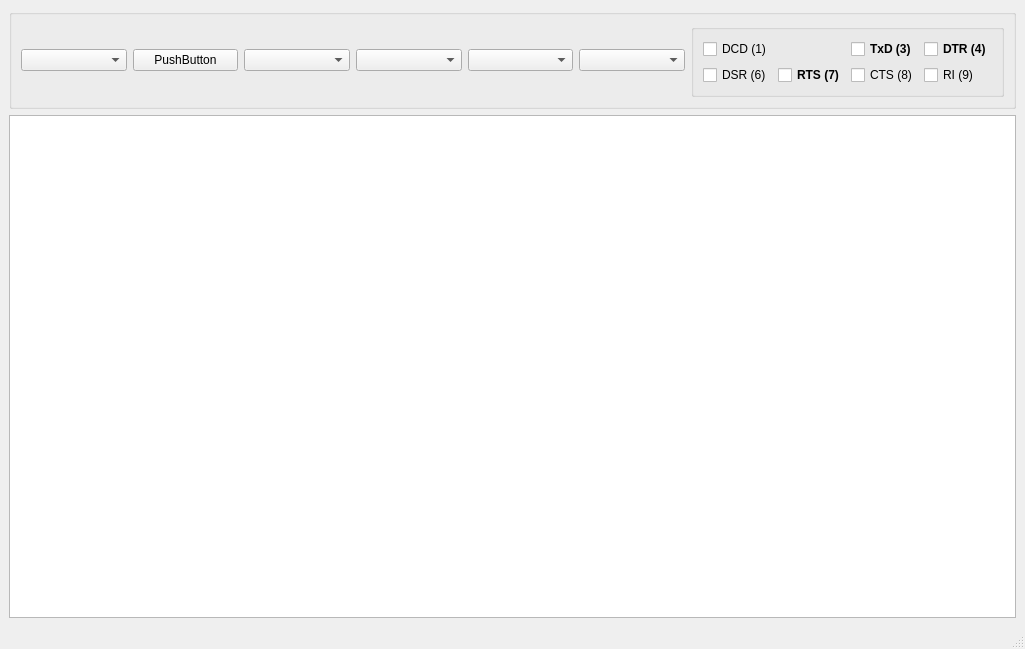
Above: mainwindow.ui from mateuszboryn/serial-terminal before the change. Below: the same form after it.
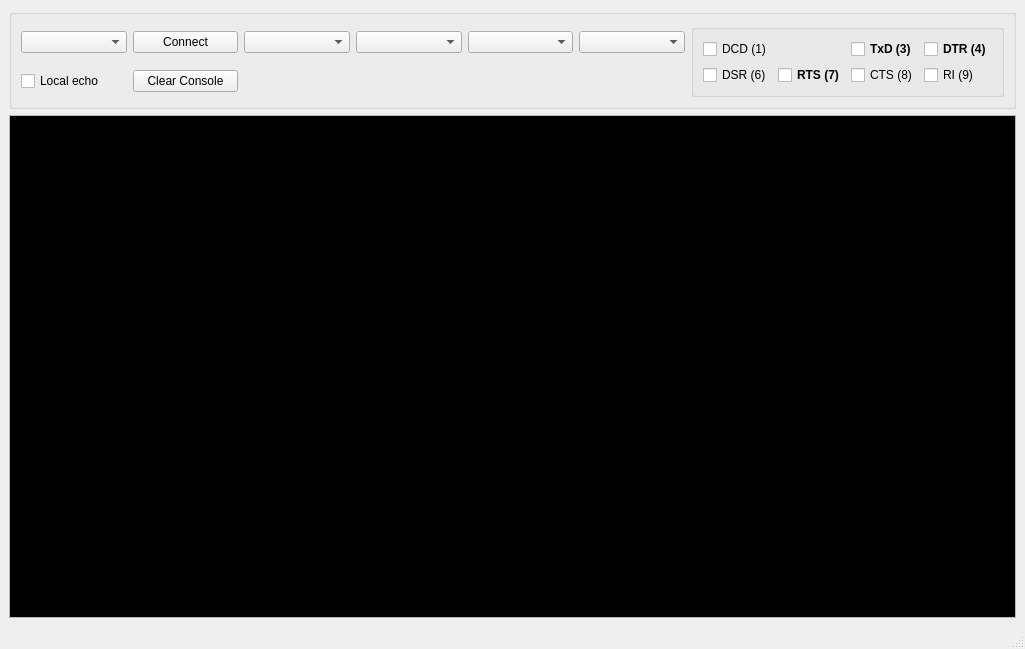
That is the form after the change.

Commit message: local echo, clear console, UI fixes, packaging for Linux WIP

The edit to the form file:
```diff
--- a/mainwindow.ui
+++ b/mainwindow.ui
@@ -20,30 +20,37 @@
       <property name="title">
        <string/>
       </property>
-      <layout class="QHBoxLayout" name="horizontalLayout">
-       <item>
+      <layout class="QGridLayout" name="gridLayout_2">
+       <item row="0" column="4">
+        <widget class="QComboBox" name="parityCb"/>
+       </item>
+       <item row="0" column="0">
         <widget class="QComboBox" name="portCB"/>
        </item>
-       <item>
+       <item row="0" column="3">
+        <widget class="QComboBox" name="dataBitsCb"/>
+       </item>
+       <item row="0" column="1">
         <widget class="QPushButton" name="connectBtn">
          <property name="text">
-          <string>PushButton</string>
+          <string>Connect</string>
          </property>
         </widget>
        </item>
-       <item>
+       <item row="0" column="2">
         <widget class="QComboBox" name="baudRateCb"/>
        </item>
-       <item>
-        <widget class="QComboBox" name="dataBitsCb"/>
-       </item>
-       <item>
-        <widget class="QComboBox" name="parityCb"/>
-       </item>
-       <item>
+       <item row="0" column="5">
         <widget class="QComboBox" name="stopBitsCb"/>
        </item>
-       <item>
+       <item row="1" column="0">
+        <widget class="QCheckBox" name="localEchoCb">
+         <property name="text">
+          <string>Local echo</string>
+         </property>
+        </widget>
+       </item>
+       <item row="0" column="6" rowspan="2">
         <widget class="QGroupBox" name="groupBox_2">
          <property name="title">
           <string/>
@@ -119,11 +126,196 @@
          </layout>
         </widget>
        </item>
+       <item row="1" column="1">
+        <widget class="QPushButton" name="clearConsolePb">
+         <property name="text">
+          <string>Clear Console</string>
+         </property>
+        </widget>
+       </item>
       </layout>
      </widget>
     </item>
     <item>
-     <widget class="QPlainTextEdit" name="console"/>
+     <widget class="QPlainTextEdit" name="console">
+      <property name="palette">
+       <palette>
+        <active>
+         <colorrole role="Light">
+          <brush brushstyle="SolidPattern">
+           <color alpha="255">
+            <red>255</red>
+            <green>255</green>
+            <blue>255</blue>
+           </color>
+          </brush>
+         </colorrole>
+         <colorrole role="Text">
+          <brush brushstyle="SolidPattern">
+           <color alpha="255">
+            <red>143</red>
+            <green>240</green>
+            <blue>164</blue>
+           </color>
+          </brush>
+         </colorrole>
+         <colorrole role="Base">
+          <brush brushstyle="SolidPattern">
+           <color alpha="255">
+            <red>0</red>
+            <green>0</green>
+            <blue>0</blue>
+           </color>
+          </brush>
+         </colorrole>
+         <colorrole role="HighlightedText">
+          <brush brushstyle="SolidPattern">
+           <color alpha="255">
+            <red>222</red>
+            <green>221</green>
+            <blue>218</blue>
+           </color>
+          </brush>
+         </colorrole>
+         <colorrole role="AlternateBase">
+          <brush brushstyle="SolidPattern">
+           <color alpha="255">
+            <red>192</red>
+            <green>191</green>
+            <blue>188</blue>
+           </color>
+          </brush>
+         </colorrole>
+         <colorrole role="PlaceholderText">
+          <brush brushstyle="SolidPattern">
+           <color alpha="128">
+            <red>143</red>
+            <green>240</green>
+            <blue>164</blue>
+           </color>
+          </brush>
+         </colorrole>
+        </active>
+        <inactive>
+         <colorrole role="Light">
+          <brush brushstyle="SolidPattern">
+           <color alpha="255">
+            <red>255</red>
+            <green>255</green>
+            <blue>255</blue>
+           </color>
+          </brush>
+         </colorrole>
+         <colorrole role="Text">
+          <brush brushstyle="SolidPattern">
+           <color alpha="255">
+            <red>143</red>
+            <green>240</green>
+            <blue>164</blue>
+           </color>
+          </brush>
+         </colorrole>
+         <colorrole role="Base">
+          <brush brushstyle="SolidPattern">
+           <color alpha="255">
+            <red>0</red>
+            <green>0</green>
+            <blue>0</blue>
+           </color>
+          </brush>
+         </colorrole>
+         <colorrole role="HighlightedText">
+          <brush brushstyle="SolidPattern">
+           <color alpha="255">
+            <red>222</red>
+            <green>221</green>
+            <blue>218</blue>
+           </color>
+          </brush>
+         </colorrole>
+         <colorrole role="AlternateBase">
+          <brush brushstyle="SolidPattern">
+           <color alpha="255">
+            <red>192</red>
+            <green>191</green>
+            <blue>188</blue>
+           </color>
+          </brush>
+         </colorrole>
+         <colorrole role="PlaceholderText">
+          <brush brushstyle="SolidPattern">
+           <color alpha="128">
+            <red>143</red>
+            <green>240</green>
+            <blue>164</blue>
+           </color>
+          </brush>
+         </colorrole>
+        </inactive>
+        <disabled>
+         <colorrole role="Light">
+          <brush brushstyle="SolidPattern">
+           <color alpha="255">
+            <red>255</red>
+            <green>255</green>
+            <blue>255</blue>
+           </color>
+          </brush>
+         </colorrole>
+         <colorrole role="Text">
+          <brush brushstyle="SolidPattern">
+           <color alpha="255">
+            <red>190</red>
+            <green>190</green>
+            <blue>190</blue>
+           </color>
+          </brush>
+         </colorrole>
+         <colorrole role="Base">
+          <brush brushstyle="SolidPattern">
+           <color alpha="255">
+            <red>239</red>
+            <green>239</green>
+            <blue>239</blue>
+           </color>
+          </brush>
+         </colorrole>
+         <colorrole role="HighlightedText">
+          <brush brushstyle="SolidPattern">
+           <color alpha="255">
+            <red>222</red>
+            <green>221</green>
+            <blue>218</blue>
+           </color>
+          </brush>
+         </colorrole>
+         <colorrole role="AlternateBase">
+          <brush brushstyle="SolidPattern">
+           <color alpha="255">
+            <red>192</red>
+            <green>191</green>
+            <blue>188</blue>
+           </color>
+          </brush>
+         </colorrole>
+         <colorrole role="PlaceholderText">
+          <brush brushstyle="SolidPattern">
+           <color alpha="128">
+            <red>0</red>
+            <green>0</green>
+            <blue>0</blue>
+           </color>
+          </brush>
+         </colorrole>
+        </disabled>
+       </palette>
+      </property>
+      <property name="font">
+       <font>
+        <family>Courier New</family>
+       </font>
+      </property>
+     </widget>
     </item>
    </layout>
   </widget>
```
Left out of the diff: 4 changed lines with no effect on the pictures. The commit also changes 2 other files.
